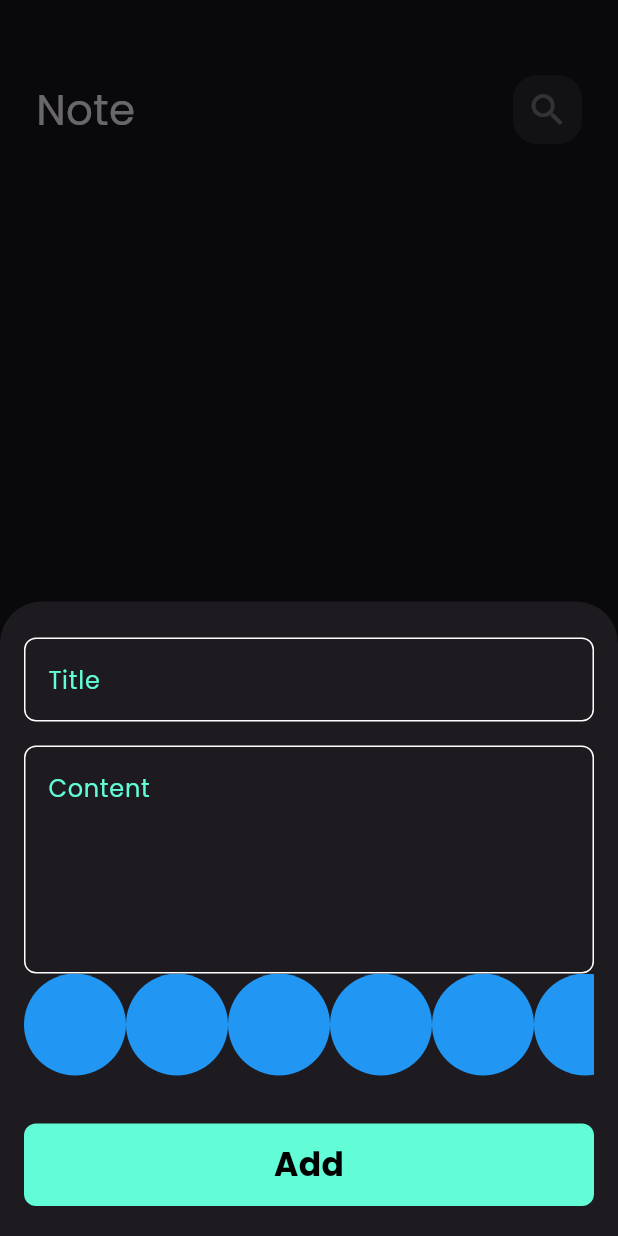
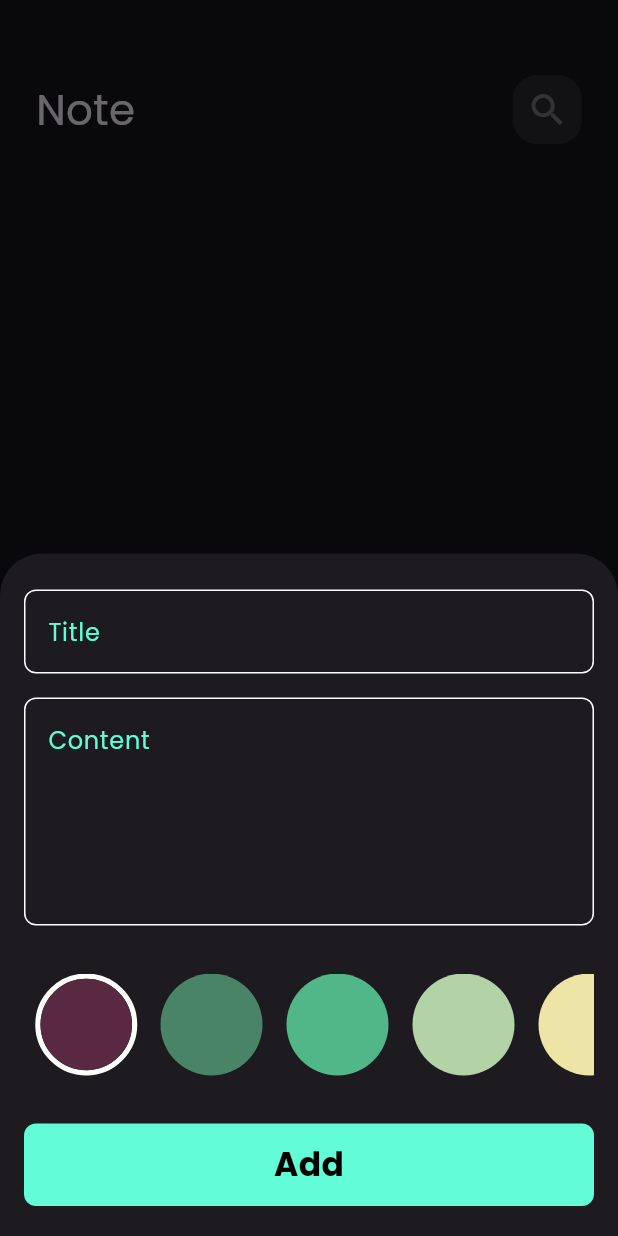
Before and after one commit to EmanMohamed7612/notes_app, a Flutter app: the screen it shows after launch, after a tap on the "add" icon, on a phone screen of 412 x 824 dp. Run offline on Flutter 3.47's test engine with Material 3 defaults, Android fonts, the phone set to English and light mode, and no system bars; our stand-ins replace bloc, flutter_bloc, font_awesome_flutter, hive, hive_flutter; accounts and stored records are empty.

Commit message:
colors list view part two

```diff
--- a/lib/widgets/add_note_form.dart
+++ b/lib/widgets/add_note_form.dart
@@ -40,6 +40,7 @@ class _AddNoteFormState extends State<AddNoteForm> {
             hint: 'Content',
             maxLines: 5,
           ),
+          const SizedBox(height: 32),
           const ColorsListView(),
           const SizedBox(height: 32),
           BlocBuilder<AddNoteCubit, AddNoteState>(
--- a/lib/widgets/colors_list_view.dart
+++ b/lib/widgets/colors_list_view.dart
@@ -1,17 +1,42 @@
 import 'package:flutter/material.dart';
 
-class ColorsListView extends StatelessWidget {
+class ColorsListView extends StatefulWidget {
   const ColorsListView({super.key});
 
+  @override
+  State<ColorsListView> createState() => _ColorsListViewState();
+}
+
+class _ColorsListViewState extends State<ColorsListView> {
+  int currentIndex = 0;
+  List<Color> colors =const [
+    Color(0xff592941),
+    Color(0xff498467),
+    Color(0xff52b788),
+    Color(0xffb2d3a8),
+    Color(0xffede5a6),
+  ];
   @override
   Widget build(BuildContext context) {
     return SizedBox(
       height: 34 * 2,
       child: ListView.builder(
-        itemCount: 10,
+        itemCount: colors.length,
         scrollDirection: Axis.horizontal,
         itemBuilder: (context, index) {
-          return ColorItem();
+          return Padding(
+            padding: const EdgeInsets.symmetric(horizontal: 6.0),
+            child: GestureDetector(
+              onTap: () {
+                currentIndex = index;
+                setState(() {});
+              },
+              child: ColorItem(
+                isActive: currentIndex == index,
+                color: colors[index],
+              ),
+            ),
+          );
         },
       ),
     );
@@ -19,10 +44,19 @@ class ColorsListView extends StatelessWidget {
 }
 
 class ColorItem extends StatelessWidget {
-  const ColorItem({super.key});
-
+  const ColorItem({super.key, required this.isActive, required this.color});
+  final bool isActive;
+  final Color color;
   @override
   Widget build(BuildContext context) {
-    return CircleAvatar(radius: 34, backgroundColor: Colors.blue);
+    return isActive
+        ? Container(
+            decoration: BoxDecoration(
+              shape: BoxShape.circle,
+              border: Border.all(color: Colors.white, width: 3.5),
+            ),
+            child: CircleAvatar(radius: 32, backgroundColor: color),
+          )
+        : CircleAvatar(radius: 36, backgroundColor: color);
   }
 }
```
